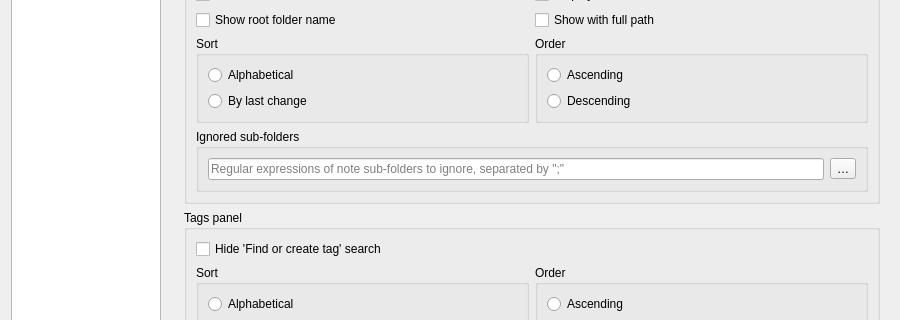
This is src/dialogs/settingsdialog.ui in pbek/QOwnNotes as Qt 5 draws it before an edit; both pictures show x 0 to 900 and y 578 to 898 of the 900 by 1057 pixel window. The edited form follows.
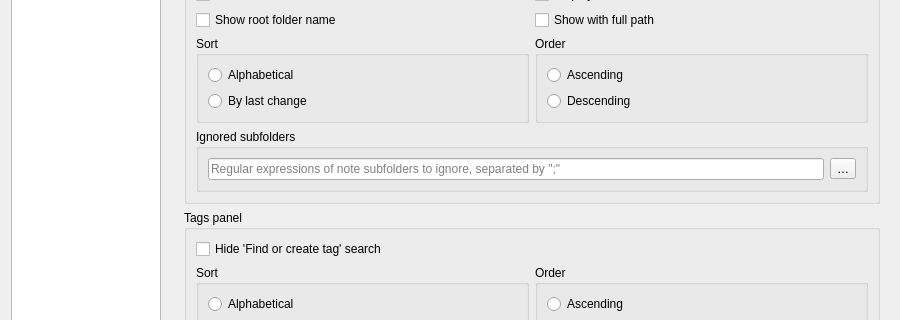
This is the edited form. The open tabs and pages were chosen to show the change. Icons and pictures are not drawn. Custom widgets are drawn as their Qt base class.

Commit message: Migrate from `sub-folder` to `subfolder`

Diff of the .ui file:
```diff
--- a/src/dialogs/settingsdialog.ui
+++ b/src/dialogs/settingsdialog.ui
@@ -5574,13 +5574,13 @@
                    <string>Regular expressions of note sub-folders to ignore, separated by &quot;;&quot;</string>
                   </property>
                   <property name="title">
-                   <string>Ignored sub-folders</string>
+                   <string>Ignored subfolders</string>
                   </property>
                   <layout class="QHBoxLayout" name="horizontalLayout_10">
                    <item>
                     <widget class="QLineEdit" name="ignoreNoteSubFoldersLineEdit">
                      <property name="placeholderText">
-                      <string>Regular expressions of note sub-folders to ignore, separated by &quot;;&quot;</string>
+                      <string>Regular expressions of note subfolders to ignore, separated by &quot;;&quot;</string>
                      </property>
                      <property name="clearButtonEnabled">
                       <bool>true</bool>
```
Left out of the diff: 8 changed lines with no effect on the pictures. The commit also changes 69 other files.
